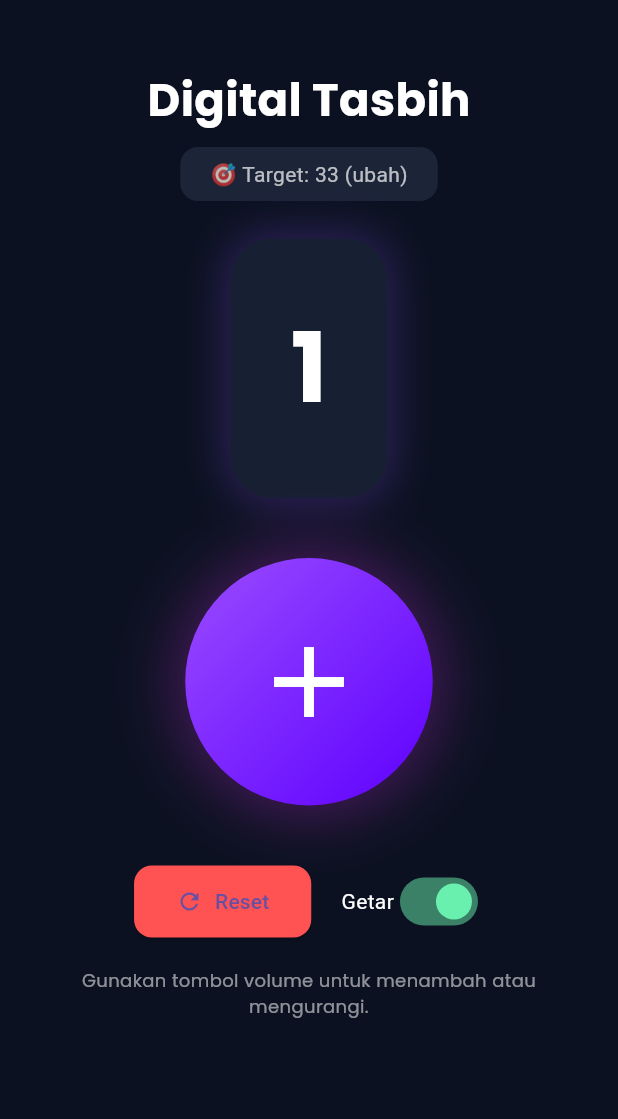
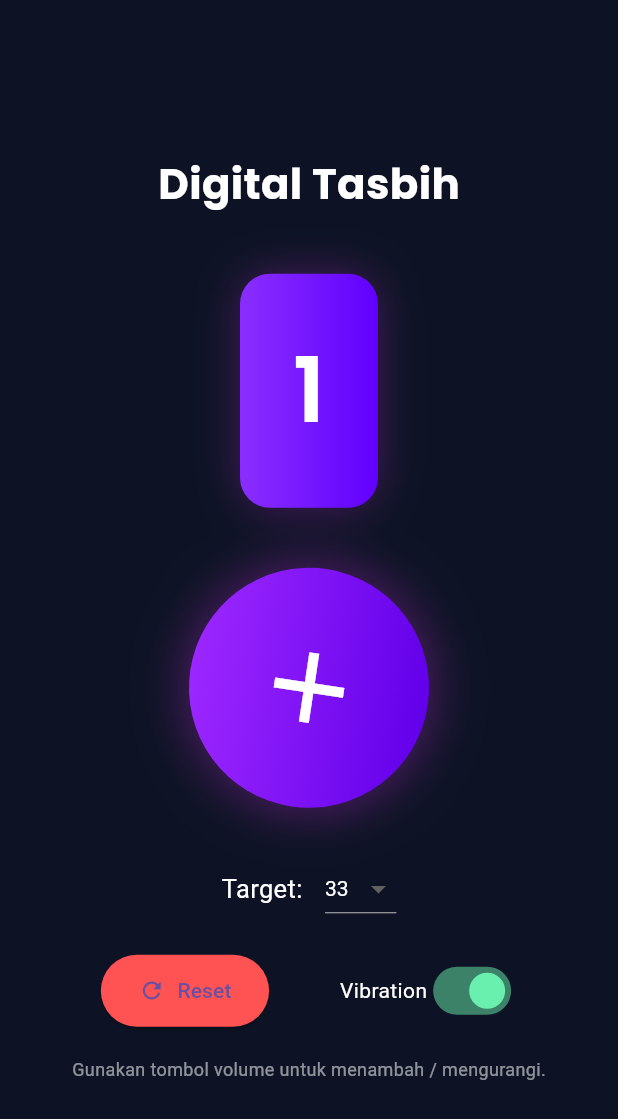
Before and after one commit to Mustofa12312/Al-Qur-an, a Flutter app: the TasbihTab screen opened directly, after a tap on the "add" icon, on a phone screen of 412 x 824 dp. Shown: the top 1119 px of the screen. Run offline on Flutter 3.47's test engine with Material 3 defaults, Android fonts, the phone set to English and light mode, and no system bars; our stand-ins replace flutter_svg, google_fonts, vibration.

Commit message:
Update Mustofa

```diff
--- a/lib/tabs/tasbih_tab.dart
+++ b/lib/tabs/tasbih_tab.dart
@@ -1,6 +1,8 @@
 import 'package:flutter/material.dart';
 import 'package:flutter/services.dart';
 import 'package:google_fonts/google_fonts.dart';
+import 'package:vibration/vibration.dart';
+import 'dart:math';
 
 class TasbihTab extends StatefulWidget {
   const TasbihTab({super.key});
@@ -9,23 +11,37 @@ class TasbihTab extends StatefulWidget {
   State<TasbihTab> createState() => _TasbihTabState();
 }
 
-class _TasbihTabState extends State<TasbihTab> {
+class _TasbihTabState extends State<TasbihTab> with TickerProviderStateMixin {
   int counter = 0;
   int target = 33;
   bool vibration = true;
 
+  late AnimationController beadController;
+
   @override
   void initState() {
     super.initState();
+
+    // animasi biji tasbih berputar
+    beadController = AnimationController(
+      vsync: this,
+      duration: const Duration(milliseconds: 300),
+      lowerBound: -0.15,
+      upperBound: 0.15,
+    );
+
+    // aktifkan tombol volume
     HardwareKeyboard.instance.addHandler(_onKeyEvent);
   }
 
   @override
   void dispose() {
     HardwareKeyboard.instance.removeHandler(_onKeyEvent);
+    beadController.dispose();
     super.dispose();
   }
 
+  // tombol volume
   bool _onKeyEvent(KeyEvent event) {
     if (event is KeyDownEvent) {
       if (event.logicalKey == LogicalKeyboardKey.audioVolumeUp) {
@@ -40,204 +56,175 @@ class _TasbihTabState extends State<TasbihTab> {
     return false;
   }
 
-  void increment() async {
-    setState(() => counter++);
-
-    if (vibration) HapticFeedback.mediumImpact();
-
-    if (counter == target) {
-      for (int i = 0; i < 3; i++) {
-        HapticFeedback.heavyImpact();
-        await Future.delayed(const Duration(milliseconds: 150));
+  // vibrasi
+  Future<void> vibrateSoft() async {
+    if (await Vibration.hasVibrator() ?? false) {
+      Vibration.vibrate(duration: 70, amplitude: 180);
     }
   }
 
-    if (counter >= 9999) counter = 0;
-  }
-
-  void decrement() {
-    if (counter > 0) {
-      setState(() => counter--);
-      if (vibration) HapticFeedback.selectionClick();
+  Future<void> vibrateStrong3x() async {
+    if (await Vibration.hasVibrator() ?? false) {
+      Vibration.vibrate(
+        pattern: [0, 200, 120, 200, 120, 200],
+        intensities: [255, 255, 255],
+      );
     }
   }
 
-  void reset() {
-    setState(() => counter = 0);
-    HapticFeedback.heavyImpact();
+  // tambah hitungan
+  void increment() {
+    beadController.forward(from: 0);
+
+    setState(() => counter++);
+
+    if (counter >= target) {
+      vibrateStrong3x();
+      counter = 0;
+    } else if (vibration) {
+      vibrateSoft();
+    }
   }
 
-  void showTargetSheet() {
-    final controller = TextEditingController(text: target.toString());
-
-    showModalBottomSheet(
-      context: context,
-      backgroundColor: const Color(0xFF161C2E),
-      isScrollControlled: true,
-      shape: const RoundedRectangleBorder(
-        borderRadius: BorderRadius.vertical(top: Radius.circular(25)),
-      ),
-      builder: (context) {
-        return Padding(
-          padding: EdgeInsets.only(
-            bottom: MediaQuery.of(context).viewInsets.bottom + 20,
-            left: 20,
-            right: 20,
-            top: 20,
-          ),
-          child: Column(
-            mainAxisSize: MainAxisSize.min,
-            children: [
-              Text(
-                "Ubah Target Tasbih",
-                style: GoogleFonts.poppins(
-                  color: Colors.white,
-                  fontSize: 20,
-                  fontWeight: FontWeight.bold,
-                ),
-              ),
-              const SizedBox(height: 20),
-
-              TextField(
-                controller: controller,
-                keyboardType: TextInputType.number,
-                style: const TextStyle(color: Colors.white),
-                decoration: InputDecoration(
-                  hintText: "Masukkan target",
-                  hintStyle: const TextStyle(color: Colors.white54),
-                  filled: true,
-                  fillColor: const Color(0xFF1E2740),
-                  border: OutlineInputBorder(
-                    borderRadius: BorderRadius.circular(12),
-                    borderSide: BorderSide.none,
-                  ),
-                ),
-              ),
-
-              const SizedBox(height: 20),
-
-              ElevatedButton(
-                onPressed: () {
-                  setState(() {
-                    target = int.tryParse(controller.text) ?? target;
-                  });
-                  Navigator.pop(context);
-                },
-                style: ElevatedButton.styleFrom(
-                  backgroundColor: const Color(0xFF9055FF),
-                  padding: const EdgeInsets.symmetric(
-                    horizontal: 40,
-                    vertical: 12,
-                  ),
-                ),
-                child: const Text("Simpan"),
-              ),
-            ],
-          ),
-        );
-      },
-    );
+  // kurangi hitungan
+  void decrement() {
+    if (counter > 0) {
+      beadController.forward(from: 0);
+      setState(() => counter--);
+      if (vibration) vibrateSoft();
+    }
   }
 
+  // reset
+  void reset() {
+    vibrateStrong3x();
+    setState(() => counter = 0);
+  }
+
+  // UI TASBIH
   @override
   Widget build(BuildContext context) {
     return Scaffold(
-      backgroundColor: const Color(0xFF0B1120),
-      body: SafeArea(
+      backgroundColor: const Color(0xFF0D1324),
+      body: Center(
         child: SingleChildScrollView(
-          physics: const BouncingScrollPhysics(),
-          padding: const EdgeInsets.all(25),
           child: Column(
-            mainAxisAlignment: MainAxisAlignment.center,
             children: [
-              const SizedBox(height: 20),
+              const SizedBox(height: 40),
 
               Text(
                 "Digital Tasbih",
                 style: GoogleFonts.poppins(
+                  fontSize: 28,
+                  fontWeight: FontWeight.bold,
                   color: Colors.white,
-                  fontSize: 30,
-                  fontWeight: FontWeight.bold,
                 ),
               ),
 
-              const SizedBox(height: 10),
+              const SizedBox(height: 40),
 
-              GestureDetector(
-                onTap: showTargetSheet,
-                child: Container(
-                  padding: const EdgeInsets.symmetric(
-                    horizontal: 20,
-                    vertical: 8,
+              // counter display
+              AnimatedContainer(
+                duration: const Duration(milliseconds: 300),
+                padding: const EdgeInsets.all(35),
+                decoration: BoxDecoration(
+                  gradient: const LinearGradient(
+                    colors: [Color(0xFF8A2EFF), Color(0xFF6100FF)],
                   ),
-                  decoration: BoxDecoration(
-                    color: const Color(0xFF1C2438),
-                    borderRadius: BorderRadius.circular(12),
-                  ),
-                  child: Text(
-                    "🎯 Target: $target (ubah)",
-                    style: const TextStyle(color: Colors.white70),
-                  ),
-                ),
-              ),
-
-              const SizedBox(height: 25),
-
-              AnimatedContainer(
-                duration: const Duration(milliseconds: 280),
-                padding: const EdgeInsets.all(40),
-                decoration: BoxDecoration(
-                  color: const Color(0xFF171F32),
-                  borderRadius: BorderRadius.circular(28),
+                  borderRadius: BorderRadius.circular(20),
                   boxShadow: [
                     BoxShadow(
-                      color: Colors.deepPurple.withOpacity(0.4),
+                      color: Colors.purple.withOpacity(0.4),
                       blurRadius: 25,
-                      spreadRadius: 3,
                     ),
                   ],
                 ),
                 child: Text(
                   "$counter",
                   style: GoogleFonts.poppins(
+                    fontSize: 60,
                     color: Colors.white,
-                    fontSize: 65,
-                    fontWeight: FontWeight.bold,
+                    fontWeight: FontWeight.w600,
                   ),
                 ),
               ),
 
               const SizedBox(height: 40),
 
-              GestureDetector(
+              // ANIMASI BIJI TASBIH
+              AnimatedBuilder(
+                animation: beadController,
+                builder: (context, child) {
+                  return Transform.rotate(
+                    angle: beadController.value,
+                    child: child,
+                  );
+                },
+                child: GestureDetector(
                   onTap: increment,
-                child: AnimatedContainer(
-                  duration: const Duration(milliseconds: 150),
-                  width: 165,
-                  height: 165,
+                  child: Container(
+                    width: 160,
+                    height: 160,
                     decoration: BoxDecoration(
                       shape: BoxShape.circle,
                       gradient: const LinearGradient(
-                      colors: [Color(0xFF9A4BFF), Color(0xFF5E00FF)],
-                      begin: Alignment.topLeft,
-                      end: Alignment.bottomRight,
+                        colors: [Color(0xFF9C27FF), Color(0xFF6200EA)],
                       ),
                       boxShadow: [
                         BoxShadow(
                           color: Colors.purple.withOpacity(0.5),
-                        blurRadius: 40,
-                        spreadRadius: 3,
+                          blurRadius: 30,
+                          spreadRadius: 2,
                         ),
                       ],
                     ),
                     child: const Icon(Icons.add, size: 80, color: Colors.white),
                   ),
                 ),
+              ),
 
-              const SizedBox(height: 40),
+              const SizedBox(height: 30),
 
+              Padding(
+                padding: const EdgeInsets.symmetric(horizontal: 20),
+                child: Column(
+                  children: [
+                    // pilih target
                     Row(
                       mainAxisAlignment: MainAxisAlignment.center,
+                      children: [
+                        Text(
+                          "Target:",
+                          style: TextStyle(color: Colors.white, fontSize: 17),
+                        ),
+
+                        const SizedBox(width: 15),
+
+                        DropdownButton<int>(
+                          dropdownColor: Color(0xFF1A2036),
+                          value: target,
+                          style: const TextStyle(color: Colors.white),
+                          items: [11, 33, 100, 300].map((e) {
+                            return DropdownMenuItem(
+                              value: e,
+                              child: Text(
+                                "$e",
+                                style: TextStyle(color: Colors.white),
+                              ),
+                            );
+                          }).toList(),
+                          onChanged: (v) {
+                            if (v != null) setState(() => target = v);
+                          },
+                        ),
+                      ],
+                    ),
+
+                    const SizedBox(height: 20),
+
+                    // reset + vibration toggle
+                    Row(
+                      mainAxisAlignment: MainAxisAlignment.spaceEvenly,
                       children: [
                         ElevatedButton.icon(
                           onPressed: reset,
@@ -246,19 +233,16 @@ class _TasbihTabState extends State<TasbihTab> {
                           style: ElevatedButton.styleFrom(
                             backgroundColor: Colors.redAccent,
                             padding: const EdgeInsets.symmetric(
-                        horizontal: 28,
+                              horizontal: 25,
                               vertical: 14,
-                      ),
-                      shape: RoundedRectangleBorder(
-                        borderRadius: BorderRadius.circular(12),
                             ),
                           ),
                         ),
-                  const SizedBox(width: 20),
+
                         Row(
                           children: [
                             const Text(
-                        "Getar",
+                              "Vibration",
                               style: TextStyle(color: Colors.white),
                             ),
                             Switch(
@@ -270,13 +254,17 @@ class _TasbihTabState extends State<TasbihTab> {
                         ),
                       ],
                     ),
+                  ],
+                ),
+              ),
 
               const SizedBox(height: 20),
+
               Text(
-                "Gunakan tombol volume untuk menambah atau mengurangi.",
-                style: GoogleFonts.poppins(color: Colors.white54, fontSize: 12),
-                textAlign: TextAlign.center,
+                "Gunakan tombol volume untuk menambah / mengurangi.",
+                style: TextStyle(color: Colors.white54, fontSize: 12),
               ),
+
               const SizedBox(height: 40),
             ],
           ),
--- a/pubspec.yaml
+++ b/pubspec.yaml
@@ -14,6 +14,7 @@ dependencies:
   flutter_svg: ^2.2.0
   google_fonts: ^6.2.1
   path_provider: ^2.0.14
+  vibration: ^3.1.4
 
 dev_dependencies:
   flutter_lints: ^5.0.0
```
Also changed, not shown: pubspec.lock, 1 other file. Lines whose indentation alone changed are shown as unchanged.
